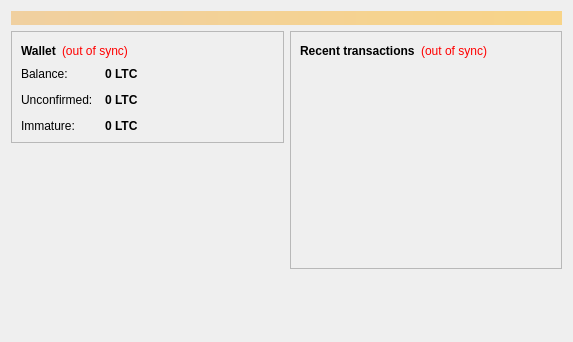
Qt form src/qt/forms/overviewpage.ui (privatecoin/privatecoin) before a commit.
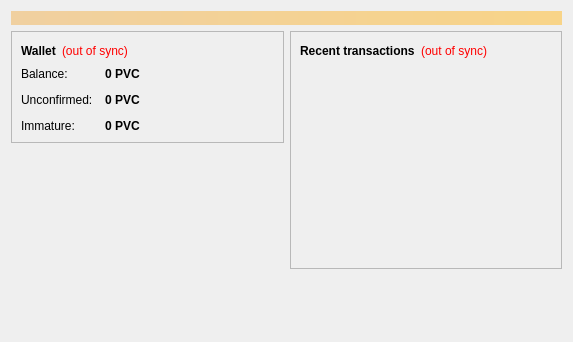
The same form after that commit.

```diff
--- a/src/qt/forms/overviewpage.ui
+++ b/src/qt/forms/overviewpage.ui
@@ -122,7 +122,7 @@
                <string>Your current balance</string>
               </property>
               <property name="text">
-               <string notr="true">0 LTC</string>
+               <string notr="true">0 PVC</string>
               </property>
               <property name="textInteractionFlags">
                <set>Qt::LinksAccessibleByMouse|Qt::TextSelectableByKeyboard|Qt::TextSelectableByMouse</set>
@@ -151,7 +151,7 @@
                <string>Total of transactions that have yet to be confirmed, and do not yet count toward the current balance</string>
               </property>
               <property name="text">
-               <string notr="true">0 LTC</string>
+               <string notr="true">0 PVC</string>
               </property>
               <property name="textInteractionFlags">
                <set>Qt::LinksAccessibleByMouse|Qt::TextSelectableByKeyboard|Qt::TextSelectableByMouse</set>
@@ -177,7 +177,7 @@
                <string>Mined balance that has not yet matured</string>
               </property>
               <property name="text">
-               <string notr="true">0 LTC</string>
+               <string notr="true">0 PVC</string>
               </property>
               <property name="textInteractionFlags">
                <set>Qt::LinksAccessibleByMouse|Qt::TextSelectableByKeyboard|Qt::TextSelectableByMouse</set>
```
